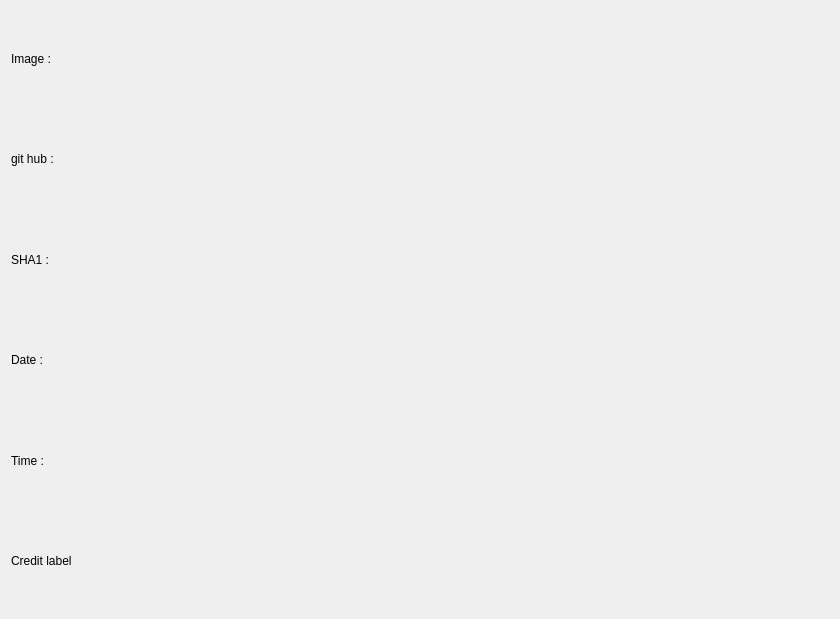
raph5640/Qt-Editor-Cpp, file creditboxdialog.ui: the form before one commit.
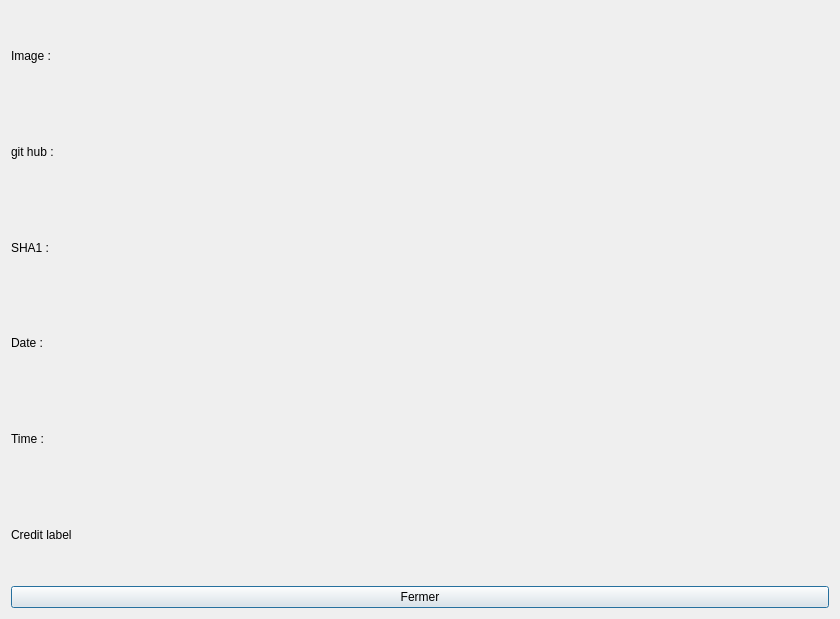
The form after the commit.

Commit message: Ajout bouton Fermer dans la fenetre Credit

```diff
--- a/creditboxdialog.ui
+++ b/creditboxdialog.ui
@@ -13,49 +13,56 @@
   <property name="windowTitle">
    <string>Crédit</string>
   </property>
-  <layout class="QVBoxLayout" name="verticalLayout">
-   <item>
+  <layout class="QGridLayout" name="gridLayout">
+   <item row="0" column="0">
     <widget class="QLabel" name="labelPhoto">
      <property name="text">
       <string>Image :</string>
      </property>
     </widget>
    </item>
-   <item>
+   <item row="1" column="0">
     <widget class="QLabel" name="labelgithub">
      <property name="text">
       <string>git hub :</string>
      </property>
     </widget>
    </item>
-   <item>
+   <item row="2" column="0">
     <widget class="QLabel" name="labelSHA1">
      <property name="text">
       <string>SHA1 :</string>
      </property>
     </widget>
    </item>
-   <item>
+   <item row="3" column="0">
     <widget class="QLabel" name="labelCompileDate">
      <property name="text">
       <string>Date : </string>
      </property>
     </widget>
    </item>
-   <item>
+   <item row="4" column="0">
     <widget class="QLabel" name="labelCompileTime">
      <property name="text">
       <string>Time : </string>
      </property>
     </widget>
    </item>
-   <item>
+   <item row="5" column="0">
     <widget class="QLabel" name="labelcredit">
      <property name="text">
       <string>Credit label</string>
      </property>
     </widget>
    </item>
+   <item row="6" column="0">
+    <widget class="QPushButton" name="pushButtonFermer">
+     <property name="text">
+      <string>Fermer</string>
+     </property>
+    </widget>
+   </item>
   </layout>
  </widget>
  <resources/>
```
The commit also changes 3 other files.
